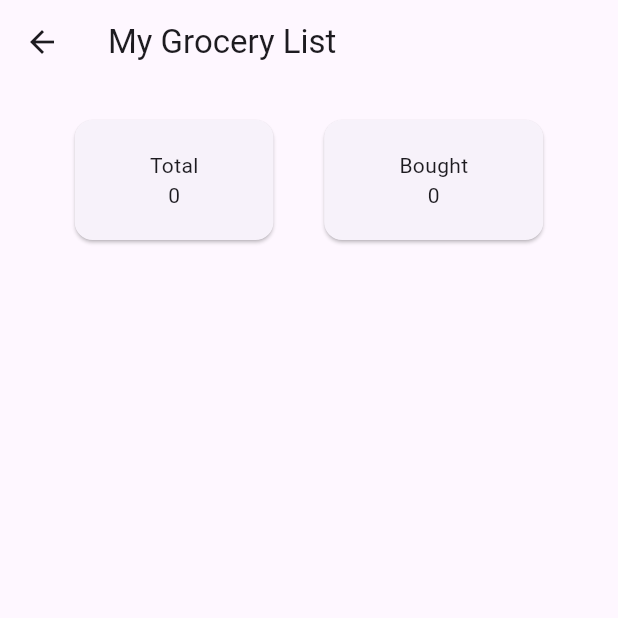
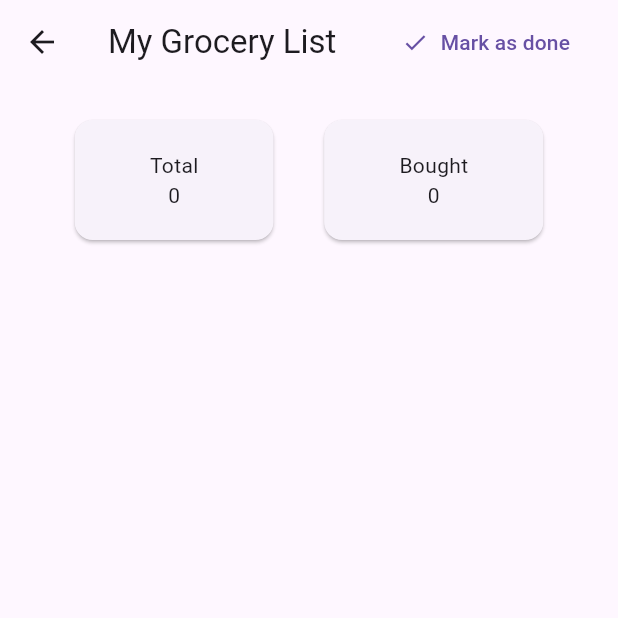
Before and after one commit to gabify/grocery-list, a Flutter app: the Grocerylist screen opened directly with empty values, on a phone screen of 412 x 824 dp, the top half of it. Run offline on Flutter 3.47's test engine with Material 3 defaults, Android fonts, the phone set to English and light mode, and no system bars; our stand-ins replace sqflite; missing offline and left inert: dart:ffi; accounts and stored records are empty.

Commit message:
fixed bought not changing and add mark as done on list

```diff
--- a/lib/Grocerylist.dart
+++ b/lib/Grocerylist.dart
@@ -15,6 +15,7 @@ class Grocerylist extends StatefulWidget {
 
 class _GrocerylistState extends State<Grocerylist> {
   List<Groceryitem> groceryItems = [];
+  int totalBought = 0;
 
   Future<List<Groceryitem>> loadItems() async {
     final data = await Databasehelper().getGroceryItems(widget.groceryListId);
@@ -34,10 +35,20 @@ class _GrocerylistState extends State<Grocerylist> {
 
   @override
   Widget build(BuildContext context) {
-    int totalBought = 0;
-
     return Scaffold(
-      appBar: AppBar(title: Text('My Grocery List')),
+      appBar: AppBar(
+        title: Row(
+          mainAxisAlignment: MainAxisAlignment.spaceBetween,
+          children: [
+            Text('My Grocery List'),
+            TextButton.icon(
+              onPressed: () {},
+              label: Text("Mark as done"),
+              icon: Icon(Icons.check),
+            ),
+          ],
+        ),
+      ),
       body: CustomScrollView(
         slivers: [
           SliverToBoxAdapter(
@@ -111,8 +122,9 @@ class _GrocerylistState extends State<Grocerylist> {
                   onTap: () {
                     setState(() {
                       item.isBought = !item.isBought;
-                      item.isBought ? totalBought += 1 : totalBought -= 1;
-                      // totalBought not showing
+                      totalBought = groceryItems
+                          .where((i) => i.isBought)
+                          .length;
                     });
                   },
                 ),
```
